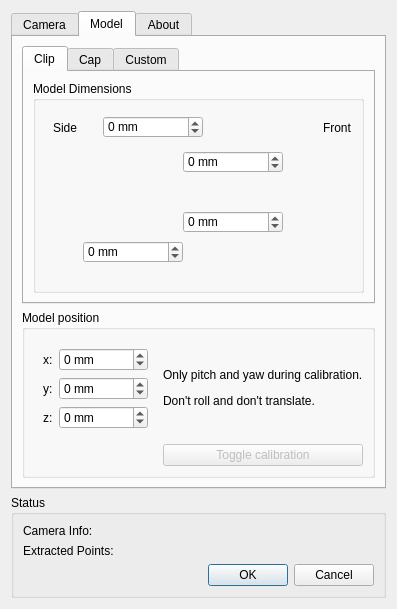
Above: ftnoir_tracker_pt/FTNoIR_PT_Controls.ui from opentrack/opentrack before the change. Below: the same form after it.
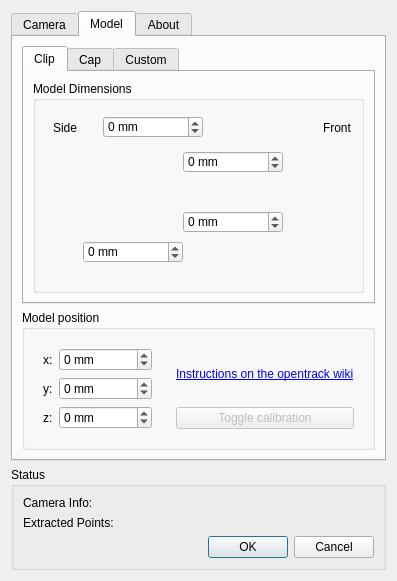
That is the form after the change. The open tabs and pages were chosen to show the change. Icons and pictures are not drawn.

Commit message: pt: add wiki link for calibration instructions

What changed in the file:
```diff
--- a/ftnoir_tracker_pt/FTNoIR_PT_Controls.ui
+++ b/ftnoir_tracker_pt/FTNoIR_PT_Controls.ui
@@ -1024,13 +1024,25 @@
            </widget>
           </item>
           <item row="0" column="1">
+           <widget class="QFrame" name="frame">
+            <property name="frameShape">
+             <enum>QFrame::NoFrame</enum>
+            </property>
+            <property name="frameShadow">
+             <enum>QFrame::Raised</enum>
+            </property>
+            <layout class="QVBoxLayout" name="verticalLayout_2">
+             <item>
            <widget class="QLabel" name="label_59">
             <property name="text">
-             <string>&lt;html&gt;&lt;head/&gt;&lt;body&gt;&lt;p&gt;Only pitch and yaw during calibration.&lt;/p&gt;&lt;p&gt;Don't roll and don't translate.&lt;/p&gt;&lt;/body&gt;&lt;/html&gt;</string>
+                <string>&lt;html&gt;&lt;head/&gt;&lt;body&gt;&lt;p&gt;&lt;a href=&quot;https://github.com/opentrack/opentrack/wiki/model-calibration-for-PT-and-Aruco-trackers&quot;&gt;&lt;span style=&quot; text-decoration: underline; color:#0000ff;&quot;&gt;Instructions on the opentrack wiki&lt;/span&gt;&lt;/a&gt;&lt;/p&gt;&lt;/body&gt;&lt;/html&gt;</string>
+               </property>
+               <property name="openExternalLinks">
+                <bool>true</bool>
             </property>
            </widget>
           </item>
-          <item row="2" column="1">
+             <item>
            <widget class="QPushButton" name="tcalib_button">
             <property name="enabled">
              <bool>false</bool>
@@ -1048,6 +1060,9 @@
        </item>
       </layout>
      </widget>
+       </item>
+      </layout>
+     </widget>
      <widget class="QWidget" name="tab_3">
       <attribute name="title">
        <string>About</string>
```
Left out of the diff: 1 changed line with no effect on the pictures. Lines whose indentation alone changed are shown as unchanged.
